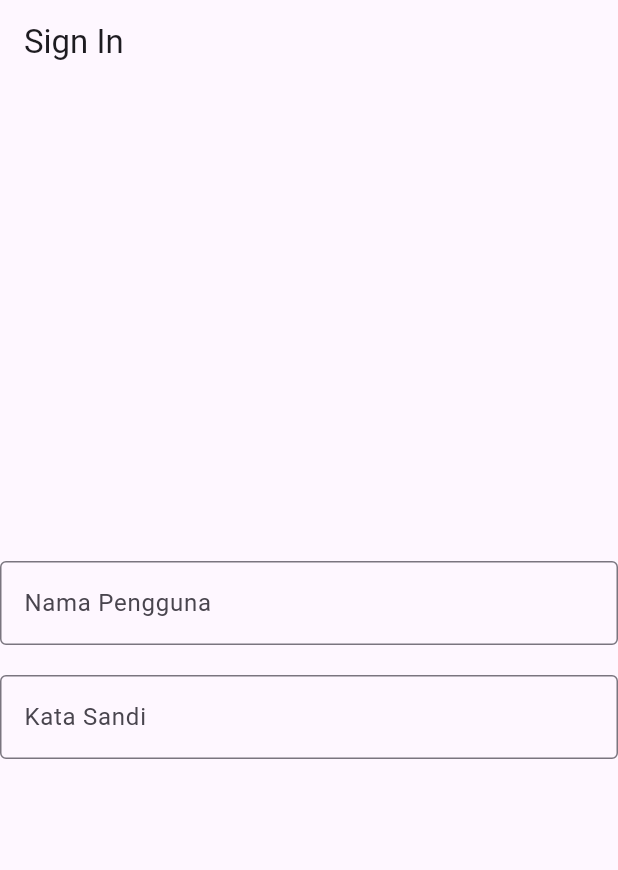
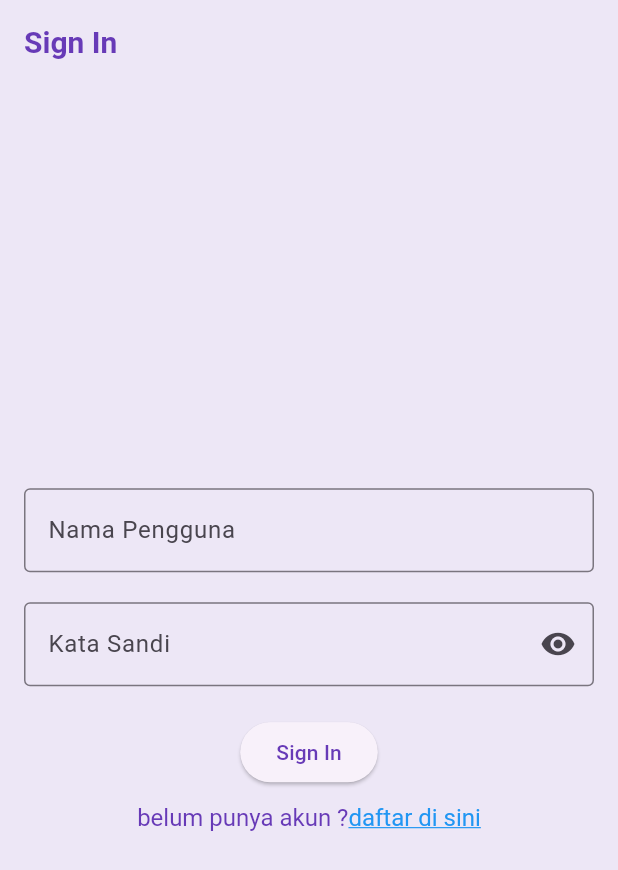
Before and after one commit to 2024-2025-Gasal-PABI-SI5B/project-wisata-candi-si5b-h4m4r4, a Flutter app: the screen it shows after launch, on a phone screen of 412 x 824 dp. Shown: the top 870 px of the screen. Run offline on Flutter 3.47's test engine with Material 3 defaults, Android fonts, the phone set to English and light mode, and no system bars.

Commit message:
Part 4
masih sepertiga selesai coach :)

```diff
--- a/wisata_candi/lib/main.dart
+++ b/wisata_candi/lib/main.dart
@@ -16,8 +16,20 @@ class MainApp extends StatelessWidget {
     return MaterialApp(
       title: 'Wisata Candi',
       theme: ThemeData(
-          colorScheme: ColorScheme.fromSeed(seedColor: Colors.deepPurple),
-          useMaterial3: true),
+        appBarTheme: const AppBarTheme(
+          iconTheme: IconThemeData(color: Colors.deepPurple,),
+          titleTextStyle: TextStyle(
+            color: Colors.deepPurple,
+            fontSize: 20,
+            fontWeight: FontWeight.bold,
+          )
+        ),
+          colorScheme: ColorScheme.fromSeed(seedColor: Colors.deepPurple).copyWith(
+            primary: Colors.deepPurple,
+            surface: Colors.deepPurple[50],
+          ),
+          useMaterial3: true
+      ),
       // home: DetailScreen(candi: candiList[0]),
       // home: ProfileScreen(),
       home: SignInScreen(),
--- a/wisata_candi/lib/screens/signin_screen.dart
+++ b/wisata_candi/lib/screens/signin_screen.dart
@@ -1,4 +1,6 @@
 import 'package:flutter/material.dart';
+import 'package:flutter/gestures.dart';
+
 
 class SignInScreen extends StatelessWidget {
   SignInScreen({super.key});
@@ -23,6 +25,9 @@ class SignInScreen extends StatelessWidget {
       ),
       //TODO: BODY
       body: Center(
+        child: SingleChildScrollView(
+          child: Padding(
+            padding: const EdgeInsets.all(16),
             child: Form(
               child: Column(
                 //TODO: ATUR MAINAXISALIGNMENT DAN CROSAXISALIGNMENT
@@ -46,18 +51,62 @@ class SignInScreen extends StatelessWidget {
                   //TODO: TEXTFORMFIELD KATA SANDI
                   TextFormField(
                     controller: _passwordControler,
-                decoration: const InputDecoration(
+                    decoration: InputDecoration(
                       labelText: 'Kata Sandi',
                       hintText: 'Masukan Kata Sandi',
-                  border: OutlineInputBorder(
-
-                  ),
-                  // errorText: _errorText.isNotEmpty ? _errorText : null,
+                      border: const OutlineInputBorder(),
+                      errorText: _errortext.isNotEmpty ? _errortext : null,
+                      suffixIcon:
+                        IconButton(
+                          onPressed: (){},
+                          icon:Icon(
+                            _obscurepassword ? Icons.visibility: Icons.visibility_off,
                           ),
                         ),
+                    ),
+                    obscureText: _obscurepassword,
+                  ),
                   //TODO: ELAVATEDBUTTON SIGN IN
+                  const SizedBox(
+                    height: 20,
+                  ),
+                  ElevatedButton(
+                    onPressed: (){},
+                    child: const Text('Sign In'),
+                  ),
+                  //TODO: TEXTBUTTON SIGN UP
+                  const SizedBox(
+                    height: 10,
+                  ),
+                  // TextButton(
+                  //   onPressed: (){},
+                  //   child: const Text('belum punya akun ?, daftar di sini'),
+                  // ),
+                  RichText(
+                    text: TextSpan(
+                      text: 'belum punya akun ?',
+                      style: TextStyle(
+                        fontSize: 16,
+                        color: Colors.deepPurple
+                      ),
+                      children: [
+                        TextSpan(
+                          text: 'daftar di sini',
+                          style: const TextStyle(
+                            color: Colors.blue,
+                            fontSize: 16,
+                            decoration: TextDecoration.underline,
+                          ),
+                          recognizer: TapGestureRecognizer()
+                            ..onTap=(){},
+                        ),
+                      ],
+                    ),
+                  ),
                 ],
               )
+            ),
+          ),
         ),
       ),
     );
```
Lines whose indentation alone changed are shown as unchanged.
